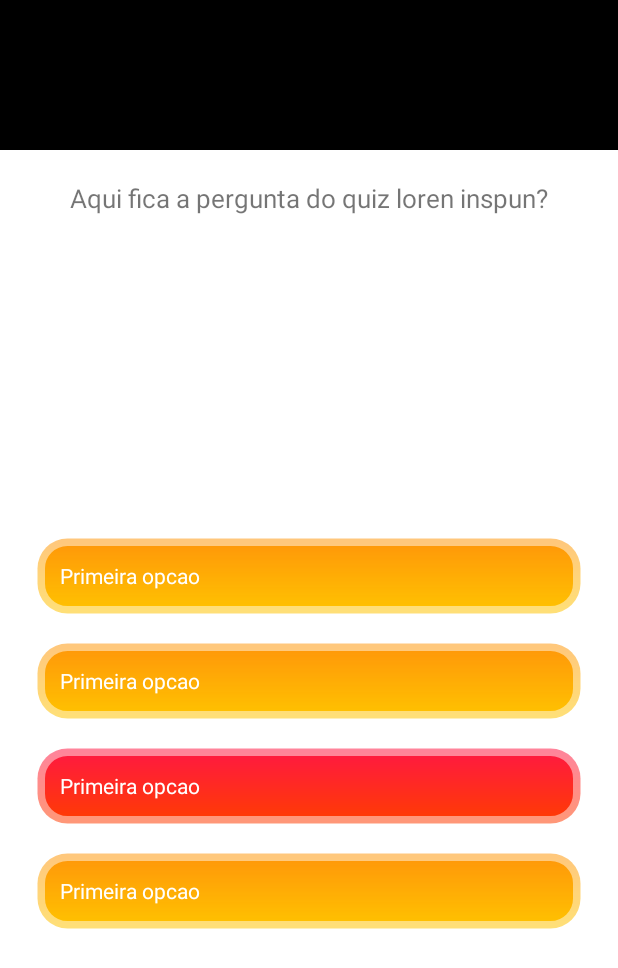
After one commit to Agostinhodossantos/educa-movel, an Android app: the GameActivity screen opened directly, with no data from a screen before it, on a phone screen of 412 x 824 dp. The commit adds this screen. Shown: the top 968 px of the screen. Run offline under Robolectric (Android 15) with nearby library versions, the phone set to English and light mode, and no system bars.

Commit message:
make it better

```diff
--- a/app/src/main/AndroidManifest.xml
+++ b/app/src/main/AndroidManifest.xml
@@ -13,6 +13,9 @@
         android:roundIcon="@mipmap/ic_launcher_round"
         android:supportsRtl="true"
         android:theme="@style/Theme.EducaMovel">
+        <activity
+            android:name=".ui.game.GameActivity"
+            android:exported="true" />
         <activity
             android:name=".ui.VideosListActivity"
             android:exported="true" />
--- /dev/null
+++ b/app/src/main/java/educa/movel/com/ui/game/GameActivity.java
@@ -0,0 +1,16 @@
+package educa.movel.com.ui.game;
+
+import androidx.appcompat.app.AppCompatActivity;
+
+import android.os.Bundle;
+
+import educa.movel.com.R;
+
+public class GameActivity extends AppCompatActivity {
+
+    @Override
+    protected void onCreate(Bundle savedInstanceState) {
+        super.onCreate(savedInstanceState);
+        setContentView(R.layout.activity_game);
+    }
+}
--- /dev/null
+++ b/app/src/main/res/drawable/btn_bg_1.xml
@@ -0,0 +1,9 @@
+<?xml version="1.0" encoding="utf-8"?>
+<shape xmlns:android="http://schemas.android.com/apk/res/android">
+  <gradient android:endColor="#FFC400"
+      android:startColor="#F5FF9100"
+      android:angle="270"></gradient>
+    <corners android:radius="20dp"></corners>
+    <stroke android:width="10dp"
+        android:color="#77FFFFFF"></stroke>
+</shape>
--- /dev/null
+++ b/app/src/main/res/drawable/btn_bg_erro.xml
@@ -0,0 +1,9 @@
+<?xml version="1.0" encoding="utf-8"?>
+<shape xmlns:android="http://schemas.android.com/apk/res/android">
+  <gradient android:endColor="#FF3D00"
+      android:startColor="#FF1744"
+      android:angle="270"></gradient>
+    <corners android:radius="20dp"></corners>
+    <stroke android:width="10dp"
+        android:color="#77FFFFFF"></stroke>
+</shape>
--- /dev/null
+++ b/app/src/main/res/layout/activity_game.xml
@@ -0,0 +1,120 @@
+<?xml version="1.0" encoding="utf-8"?>
+<LinearLayout
+
+    xmlns:android="http://schemas.android.com/apk/res/android"
+    xmlns:app="http://schemas.android.com/apk/res-auto"
+    xmlns:tools="http://schemas.android.com/tools"
+    android:orientation="vertical"
+    android:layout_width="match_parent"
+    android:layout_height="match_parent"
+    tools:context=".ui.game.GameActivity">
+
+    <LinearLayout
+        android:layout_width="match_parent"
+        android:layout_height="100dp"
+        android:background="@color/black"
+        app:layout_constraintEnd_toEndOf="parent"
+        app:layout_constraintTop_toTopOf="parent">
+
+    </LinearLayout>
+
+    <LinearLayout
+        android:layout_marginTop="20dp"
+        android:layout_width="match_parent"
+        android:layout_height="wrap_content"
+        android:gravity="center"
+        >
+
+        <TextView
+            android:layout_width="wrap_content"
+            android:layout_height="wrap_content"
+            android:textSize="17sp"
+            android:text="Aqui fica a pergunta do quiz loren inspun?"
+
+            />
+
+    </LinearLayout>
+
+
+
+    <LinearLayout
+        android:orientation="vertical"
+        android:layout_width="match_parent"
+        android:gravity="center"
+        android:layout_marginStart="20dp"
+        android:layout_marginEnd="20dp"
+        android:layout_height="match_parent">
+
+
+        <LinearLayout
+            android:layout_width="match_parent"
+            android:layout_height="wrap_content"
+            android:minHeight="60dp"
+            android:layout_marginTop="10dp"
+            android:gravity="center_vertical"
+            android:background="@drawable/btn_bg_1"
+            >
+            <TextView
+                android:layout_width="wrap_content"
+                android:layout_height="wrap_content"
+                android:layout_marginStart="20dp"
+                android:text="Primeira opcao"
+                android:textColor="@color/white"
+                />
+        </LinearLayout>
+
+        <LinearLayout
+            android:layout_width="match_parent"
+            android:layout_height="wrap_content"
+            android:minHeight="60dp"
+            android:layout_marginTop="10dp"
+            android:gravity="center_vertical"
+            android:background="@drawable/btn_bg_1"
+            >
+            <TextView
+                android:layout_width="wrap_content"
+                android:layout_height="wrap_content"
+                android:layout_marginStart="20dp"
+                android:text="Primeira opcao"
+                android:textColor="@color/white"
+                />
+        </LinearLayout>
+
+        <LinearLayout
+            android:layout_width="match_parent"
+            android:layout_height="wrap_content"
+            android:minHeight="60dp"
+            android:layout_marginTop="10dp"
+            android:gravity="center_vertical"
+            android:background="@drawable/btn_bg_erro"
+            >
+            <TextView
+                android:layout_width="wrap_content"
+                android:layout_height="wrap_content"
+                android:layout_marginStart="20dp"
+                android:text="Primeira opcao"
+                android:textColor="@color/white"
+                />
+        </LinearLayout>
+
+        <LinearLayout
+            android:layout_width="match_parent"
+            android:layout_height="wrap_content"
+            android:minHeight="60dp"
+            android:layout_marginTop="10dp"
+            android:gravity="center_vertical"
+            android:background="@drawable/btn_bg_1"
+            >
+            <TextView
+                android:layout_width="wrap_content"
+                android:layout_height="wrap_content"
+                android:layout_marginStart="20dp"
+                android:text="Primeira opcao"
+                android:textColor="@color/white"
+                />
+        </LinearLayout>
+
+    </LinearLayout>
+
+
+</LinearLayout>
--- a/app/src/main/res/layout/fragment_home.xml
+++ b/app/src/main/res/layout/fragment_home.xml
@@ -230,6 +230,7 @@
             android:layout_height="wrap_content">
 
             <androidx.cardview.widget.CardView
+                android:id="@+id/card_video"
                 android:layout_weight="1"
                 android:clickable="true"
                 android:foreground="?attr/selectableItemBackground"
--- a/app/src/main/res/layout/item_video.xml
+++ b/app/src/main/res/layout/item_video.xml
@@ -4,6 +4,7 @@
     android:layout_width="match_parent"
     android:layout_height="wrap_content"
     app:cardCornerRadius="5dp"
+    android:layout_margin="5dp"
     android:elevation="2dp"
     xmlns:app="http://schemas.android.com/apk/res-auto">
 
@@ -33,6 +34,7 @@
             android:textAppearance="@style/TextAppearance.AppCompat.Title"
             android:text="Video loren ipsun"
             android:padding="8dp"
+            android:textSize="15sp"
             />
 
         <Space
```
Also changed, not shown: app/src/main/java/educa/movel/com/rv/RvVideos.java (+4 -18 lines), app/src/main/java/educa/movel/com/ui/VideosListActivity.java (+40 -0 lines), app/src/main/java/educa/movel/com/ui/home/HomeFragment.java (+25 -5 lines), app/src/main/res/drawable/btn_bg_certo.xml (added, +9 -0 lines), app/src/main/res/layout/activity_videos_list.xml (+8 -2 lines).
